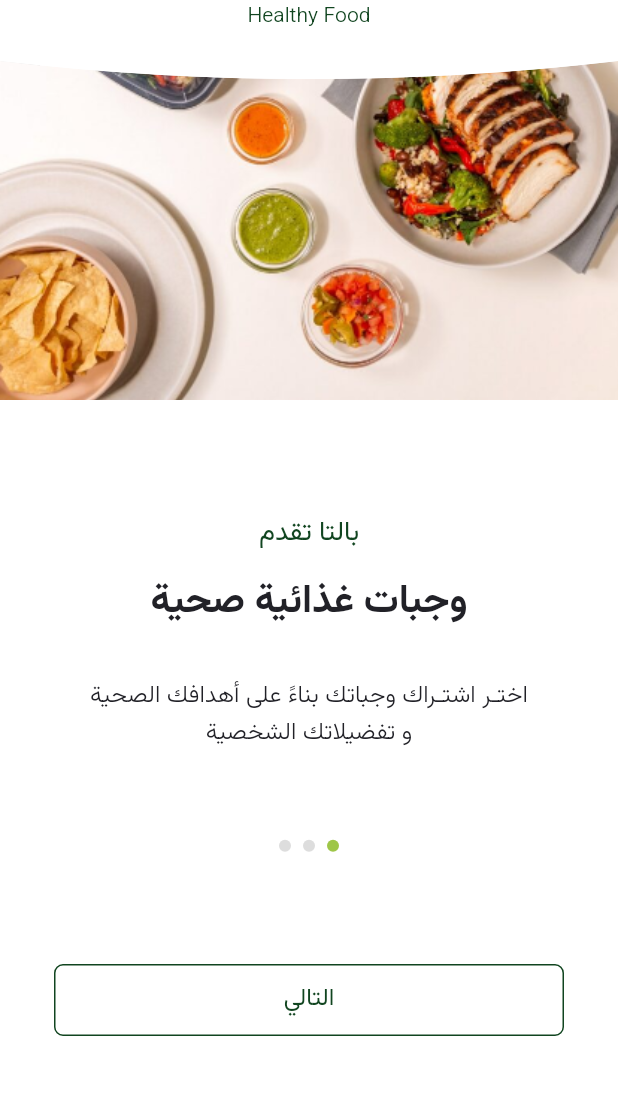
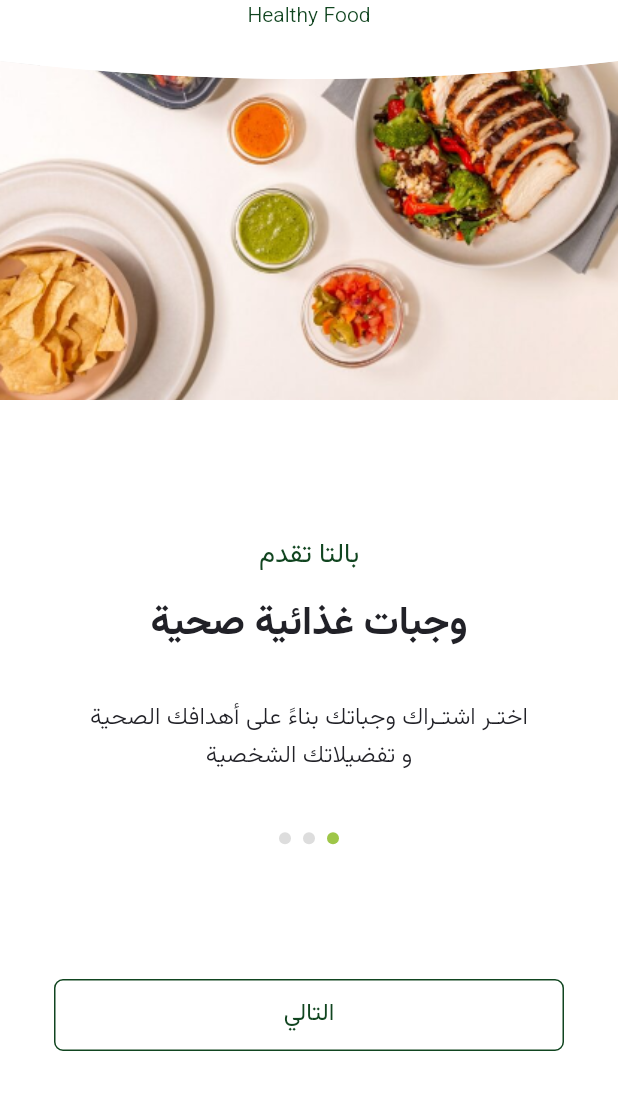
Before and after one commit to DarkNile/palta, a Flutter app: the OnBoardingScreen1 screen opened directly, on a phone screen of 412 x 824 dp, the part 140-1236 px from its top. Run offline on Flutter 3.47's test engine with Material 2 defaults, Android fonts, the phone set to English and light mode, and no system bars; our stand-ins replace cached_network_image, carousel_slider, country_code_picker, dotted_line, firebase_auth, firebase_core and 10 more; missing offline and left inert: flutter_app_version_checker, flutter_flushbar, flutter_paytabs_bridge, flutter_share, the_apple_sign_in; accounts and stored records are empty; project files that could hold a hidden picture were left out.

Commit message:
reduce sized box height from 58:38, padding 40:30

```diff
--- a/lib/onboarding/on_boarding_screen1.dart
+++ b/lib/onboarding/on_boarding_screen1.dart
@@ -63,12 +63,13 @@ class _OnBoardingScreen1State extends State<OnBoardingScreen1> {
                         fontWeight: FontWeight.w300,
                       ),
                       const SizedBox(
-                        height: 58,
+                        height: 38,
                       ),
                       SizedBox(
                         height: 8,
                         child: ListView.separated(
                           shrinkWrap: true,
+                          itemCount: 3,
                           physics: const NeverScrollableScrollPhysics(),
                           scrollDirection: Axis.horizontal,
                           itemBuilder: (context, index) {
@@ -88,7 +89,6 @@ class _OnBoardingScreen1State extends State<OnBoardingScreen1> {
                               width: 8,
                             );
                           },
-                          itemCount: 3,
                         ),
                       ),
                     ],
@@ -96,10 +96,9 @@ class _OnBoardingScreen1State extends State<OnBoardingScreen1> {
                 ),
                 Padding(
                   padding: const EdgeInsets.symmetric(horizontal: 36)
-                      .copyWith(bottom: 40),
+                      .copyWith(bottom: 30),
                   child: CustomOutlinedButton(
                     onPressed: () {
-                      print('ssssssssssss========> $_currentIndex');
                       Navigator.push(
                         context,
                         PageTransition(
```
